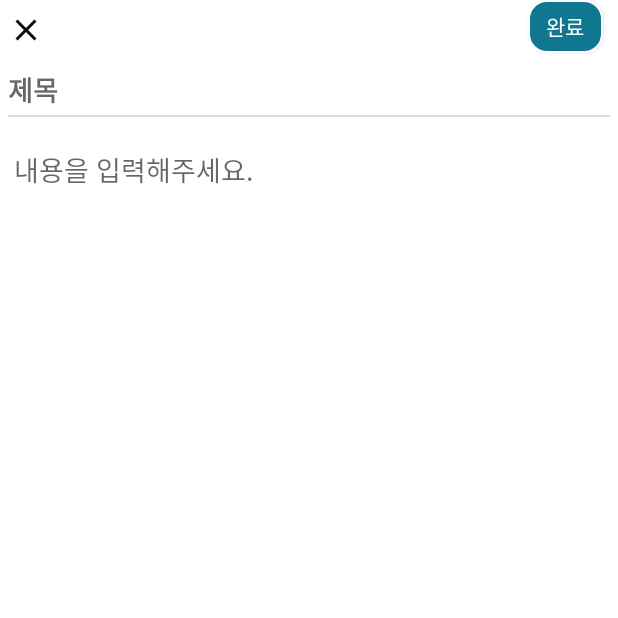
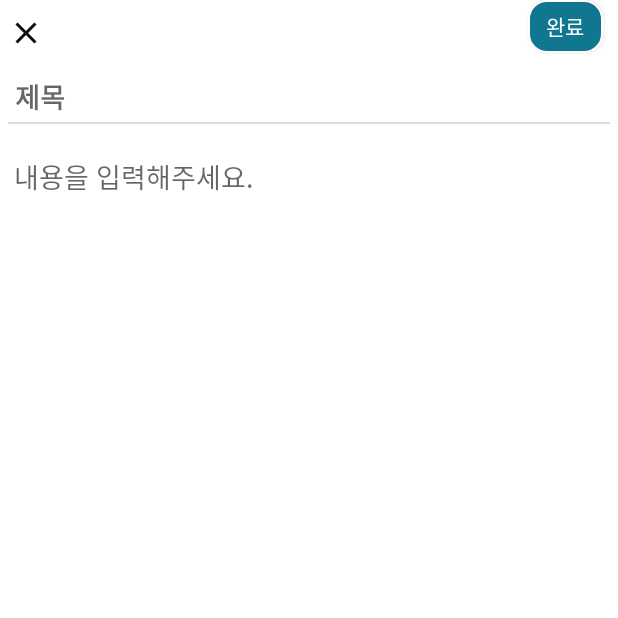
Before and after one commit to KPUCE2021SP/LiC, an Android app: the fragment FragmentMainCommunity shown on its own in the app's theme, in the options menu, after a tap on "글 쓰기", on a phone screen of 412 x 824 dp, the top half of it. Run offline under Robolectric (Android 15) with nearby library versions, the light colour scheme and no system bars; our stand-ins replace Firebase (no records; nobody signed in at launch, a user with empty details on screens opened directly).

Commit message:
댓글 UI 완성, 게시글 UI 완성

```diff
--- a/android/app/src/main/AndroidManifest.xml
+++ b/android/app/src/main/AndroidManifest.xml
@@ -2,7 +2,8 @@
 <manifest xmlns:android="http://schemas.android.com/apk/res/android"
     package="com.example.stacklounge">
     <!-- 인터넷 사용 permission -->
-    <uses-permission android:name="android.permission.INTERNET" />
+    <uses-permission android:name="android.permission.INTERNET" /> <!-- 위치 사용 permission -->
+    <uses-permission android:name="android.permission.ACCESS_FINE_LOCATION" />
 
     <application
         android:allowBackup="true"
@@ -11,7 +12,8 @@
         android:roundIcon="@mipmap/ic_launcher_round"
         android:supportsRtl="true"
         android:theme="@style/Theme.StackLounge">
-        <activity android:name=".board.BoardWriteText"></activity>
+        <activity android:name=".board.BoardShowFeed"></activity>
+        <activity android:name=".board.BoardWriteFeed" />
         <activity android:name=".MainActivity">
             <intent-filter>
                 <action android:name="android.intent.action.MAIN" />
--- /dev/null
+++ b/android/app/src/main/java/com/example/stacklounge/board/AdapterComment.kt
@@ -0,0 +1,58 @@
+package com.example.stacklounge.board
+
+import android.content.Context
+import android.view.LayoutInflater
+import android.view.View
+import android.view.ViewGroup
+import android.widget.ImageView
+import android.widget.TextView
+import androidx.recyclerview.widget.RecyclerView
+import com.example.stacklounge.R
+
+class AdapterComment (val context: Context?, val BoardCommentData: ArrayList<BoardCommentData>) :
+    RecyclerView.Adapter<AdapterComment.Holder>() {
+
+    override fun onCreateViewHolder(
+        parent: ViewGroup,
+        viewType: Int
+    ): Holder {
+        val view = LayoutInflater.from(context).inflate(R.layout.activity_board_show_comment, parent, false)
+        return Holder(view)
+    }
+
+    override fun onBindViewHolder(holder: Holder, position: Int) {
+        holder.bind(BoardCommentData[position], context)
+    }
+
+    override fun getItemCount(): Int {
+        return BoardCommentData.size
+    }
+
+    inner class Holder(itemView: View?) : RecyclerView.ViewHolder(itemView!!) {
+
+        val tvcommentUser = itemView?.findViewById<TextView>(R.id.tvcommentUser)
+        val tvboardcomment = itemView?.findViewById<TextView>(R.id.tvboardcomment)
+        val tvcommentTime = itemView?.findViewById<TextView>(R.id.tvcommentTime)
+        val imgCommentUser = itemView?.findViewById<ImageView>(R.id.imgCommentUser)
+
+        fun bind (BoardCommentData: BoardCommentData, context: Context?) {
+
+            /* userphoto의 setImageResource에 들어갈 이미지의 id를 파일명(String)으로 찾고,
+          이미지가 없는 경우 안드로이드 기본 아이콘을 표시한다.*/
+            if (BoardCommentData.userphoto != "") {
+                val resourceId = context!!.resources.getIdentifier(BoardCommentData.userphoto, "drawable", context.packageName)
+                imgCommentUser?.setImageResource(resourceId)
+            } else {
+                imgCommentUser?.setImageResource(R.mipmap.ic_launcher)
+            }
+
+            /* TextView와 String 데이터를 연결한다. */
+
+            tvcommentUser?.text = BoardCommentData.userId
+            tvboardcomment?.text = BoardCommentData.boardCommment
+            tvcommentTime?.text = BoardCommentData.commentTime
+
+        }
+    }
+
+}
--- /dev/null
+++ b/android/app/src/main/java/com/example/stacklounge/board/BoardCommentData.kt
@@ -0,0 +1,9 @@
+package com.example.stacklounge.board
+
+//댓글 data
+data class BoardCommentData(
+    var userId : String,
+    var boardCommment : String,
+    var commentTime : String,
+    var userphoto : String
+)
--- /dev/null
+++ b/android/app/src/main/java/com/example/stacklounge/board/BoardShowFeed.kt
@@ -0,0 +1,36 @@
+package com.example.stacklounge.board
+
+import androidx.appcompat.app.AppCompatActivity
+import android.os.Bundle
+import androidx.appcompat.app.ActionBar
+import androidx.recyclerview.widget.LinearLayoutManager
+import com.example.stacklounge.R
+import kotlinx.android.synthetic.main.activity_board_show_feed.*
+
+class BoardShowFeed : AppCompatActivity() {
+    override fun onCreate(savedInstanceState: Bundle?) {
+        super.onCreate(savedInstanceState)
+        setContentView(R.layout.activity_board_show_feed)
+
+        var commentData = arrayListOf<BoardCommentData>(
+            BoardCommentData("KKodiac", "oh good", "03:05", "stackloungeicon"),
+        )
+
+        val mAdapter = AdapterComment(this, commentData)
+        commentRecyclerView.adapter = mAdapter
+
+        val lm = LinearLayoutManager(this)
+        commentRecyclerView.layoutManager = lm
+        commentRecyclerView.setHasFixedSize(true)
+
+        //앱바 숨김
+        val actionBarBoardWriteText: ActionBar? = supportActionBar
+        actionBarBoardWriteText?.hide()
+
+        //뒤로가기 이미지
+        imgBackShow.setOnClickListener{
+            finish()
+        }
+
+    }
+}
--- a/android/app/src/main/java/com/example/stacklounge/board/BoardWriteText.kt
+++ b/android/app/src/main/java/com/example/stacklounge/board/BoardWriteFeed.kt
@@ -4,15 +4,28 @@ import android.os.Bundle
 import androidx.appcompat.app.ActionBar
 import androidx.appcompat.app.AppCompatActivity
 import com.example.stacklounge.R
+import kotlinx.android.synthetic.main.activity_board_write_text.*
 
-class BoardWriteText : AppCompatActivity() {
+class BoardWriteFeed : AppCompatActivity() {
     override fun onCreate(savedInstanceState: Bundle?) {
         super.onCreate(savedInstanceState)
         setContentView(R.layout.activity_board_write_text)
 
-
+        //앱바 숨김
         val actionBarBoardWriteText: ActionBar? = supportActionBar
         actionBarBoardWriteText?.hide()
 
+        // 뒤로가기
+        btnBackText.setOnClickListener{
+            finish()
+        }
+
+        // 글 작성
+        btnWriteComplete.setOnClickListener {
+
+        }
+
     }
+
+
 }
--- a/android/app/src/main/java/com/example/stacklounge/fragment/FragmentMainCommunity.kt
+++ b/android/app/src/main/java/com/example/stacklounge/fragment/FragmentMainCommunity.kt
@@ -10,7 +10,8 @@ import androidx.recyclerview.widget.LinearLayoutManager
 import com.example.stacklounge.R
 import com.example.stacklounge.board.AdapterCommunityBoard
 import com.example.stacklounge.board.BoardData
-import com.example.stacklounge.board.BoardWriteText
+import com.example.stacklounge.board.BoardShowFeed
+import com.example.stacklounge.board.BoardWriteFeed
 import com.google.firebase.auth.ktx.auth
 import com.google.firebase.database.FirebaseDatabase
 import com.google.firebase.ktx.Firebase
@@ -94,6 +95,8 @@ class FragmentMainCommunity : Fragment() {
             // 아이템 클릭했을 때 필요한 동작
             // 게시글 클릭했을때 fragment로 이동시켜야함.
             Toast.makeText(fragmentCommunity, "${BoardData.boardTime}", Toast.LENGTH_SHORT).show()
+            val commentintent = Intent(activity, BoardShowFeed::class.java)
+            startActivity(commentintent)
         }
 
         rAdapter.notifyDataSetChanged() //어댑터의 데이터가 변했다는 notify를 날린다
@@ -116,7 +119,7 @@ class FragmentMainCommunity : Fragment() {
         return when (item.itemId) {
             R.id.menuBoardWrite -> {
                 //Toast.makeText(activity,"메뉴",Toast.LENGTH_SHORT).show()
-                val intent = Intent(activity, BoardWriteText::class.java)
+                val intent = Intent(activity, BoardWriteFeed::class.java)
                 startActivity(intent)
                 true
             }
--- /dev/null
+++ b/android/app/src/main/res/drawable/ic_baseline_arrow_back_24.xml
@@ -0,0 +1,5 @@
+<vector android:height="24dp" android:tint="#0E0E0D"
+    android:viewportHeight="24" android:viewportWidth="24"
+    android:width="24dp" xmlns:android="http://schemas.android.com/apk/res/android">
+    <path android:fillColor="@android:color/white" android:pathData="M20,11H7.83l5.59,-5.59L12,4l-8,8 8,8 1.41,-1.41L7.83,13H20v-2z"/>
+</vector>
--- a/android/app/src/main/res/layout/activity_board_write_text.xml
+++ b/android/app/src/main/res/layout/activity_board_write_text.xml
@@ -6,7 +6,7 @@
     android:layout_height="match_parent"
     android:orientation="vertical"
     android:background="@color/white"
-    tools:context=".board.BoardWriteText">
+    tools:context=".board.BoardWriteFeed">
 
     <LinearLayout
         android:layout_width="match_parent"
@@ -14,7 +14,7 @@
         android:orientation="horizontal">
 
         <ImageView
-            android:id="@+id/imageView7"
+            android:id="@+id/btnBackText"
             android:layout_width="50dp"
             android:layout_height="35dp"
             android:layout_weight="1"
@@ -30,10 +30,10 @@
             android:id="@+id/btnWriteComplete"
             android:layout_width="50dp"
             android:layout_height="35dp"
-            android:layout_gravity="end"
+            android:layout_marginTop="10dp"
+            android:layout_marginEnd="10dp"
+            android:layout_gravity="bottom"
             android:background="@drawable/oval_border_button"
-            android:layout_marginTop="5dp"
-            android:layout_marginEnd="10dp"
             android:textColor="@color/white"
             android:text="완료" />
 
@@ -45,7 +45,7 @@
         android:id="@+id/writingTitle"
         android:layout_width="match_parent"
         android:layout_height="wrap_content"
-        android:hint="제목"
+        android:hint=" 제목"
         android:layout_margin="5dp"
         android:paddingBottom="5dp"
         android:background="@drawable/underline_writing"
```
Also changed, not shown: android/app/src/main/java/com/example/stacklounge/login/LoginActivity.kt (+12 -9 lines), android/app/src/main/res/layout/activity_board_show_comment.xml (added, +67 -0 lines), android/app/src/main/res/layout/activity_board_show_feed.xml (added, +165 -0 lines).
